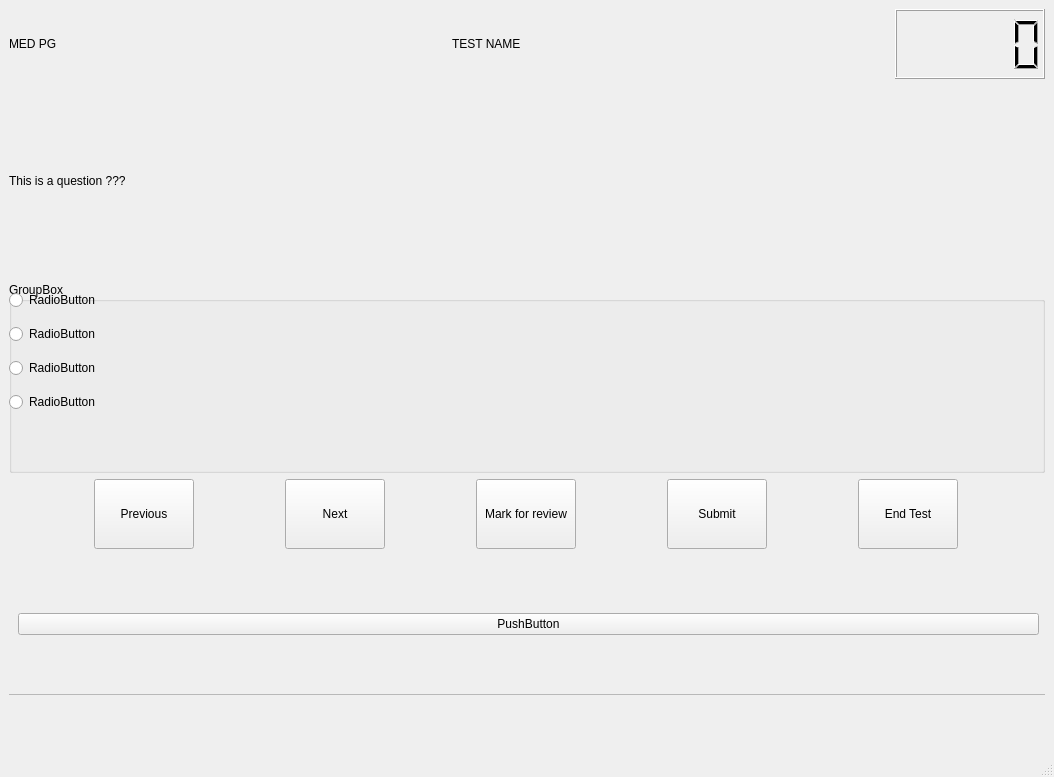
anilkunchalaece/pyQtGuiImproved, file orgLayout.ui: the form before one commit.
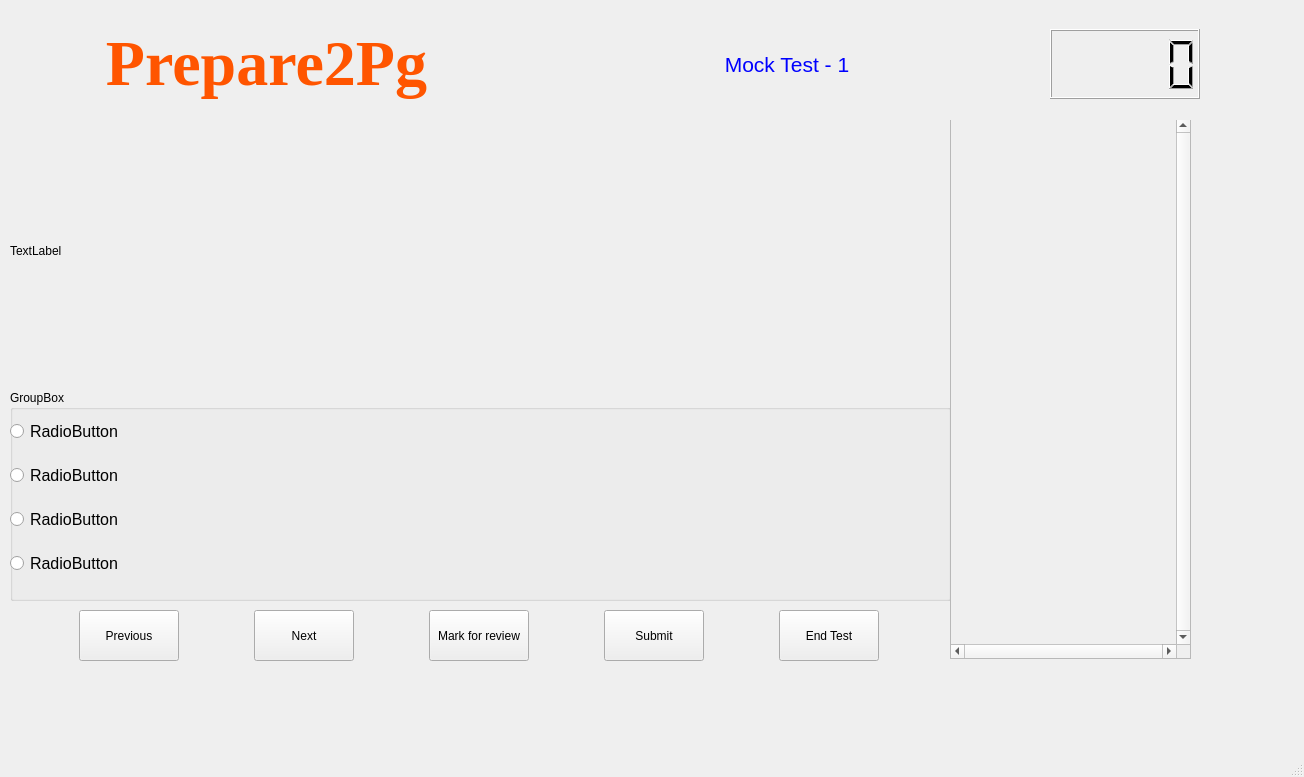
The form after the commit.

The edit to the form file:
```diff
--- a/orgLayout.ui
+++ b/orgLayout.ui
@@ -6,7 +6,7 @@
    <rect>
     <x>0</x>
     <y>0</y>
-    <width>1054</width>
+    <width>1304</width>
     <height>777</height>
    </rect>
   </property>
@@ -14,68 +14,41 @@
    <string>MainWindow</string>
   </property>
   <widget class="QWidget" name="centralwidget">
-   <layout class="QVBoxLayout" name="verticalLayout">
-    <item>
-     <layout class="QHBoxLayout" name="horizontalLayout">
-      <item>
-       <widget class="QLabel" name="medPg">
-        <property name="text">
-         <string>MED PG</string>
-        </property>
-       </widget>
-      </item>
-      <item>
-       <widget class="QLabel" name="testNameLabel">
-        <property name="text">
-         <string>TEST NAME</string>
-        </property>
-       </widget>
-      </item>
-      <item>
-       <widget class="QLCDNumber" name="lcdNumber">
-        <property name="maximumSize">
-         <size>
-          <width>150</width>
-          <height>70</height>
-         </size>
-        </property>
-       </widget>
-      </item>
-     </layout>
-    </item>
-    <item>
-     <layout class="QHBoxLayout" name="horizontalLayout_4">
-      <item>
-       <widget class="QLabel" name="QuestionLabel">
-        <property name="text">
-         <string>This is a question ???</string>
-        </property>
-        <property name="wordWrap">
-         <bool>true</bool>
-        </property>
-       </widget>
-      </item>
-     </layout>
-    </item>
-    <item>
+   <widget class="QWidget" name="">
+    <property name="geometry">
+     <rect>
+      <x>10</x>
+      <y>390</y>
+      <width>941</width>
+      <height>211</height>
+     </rect>
+    </property>
      <layout class="QVBoxLayout" name="verticalLayout_5">
       <item>
        <widget class="QGroupBox" name="groupBox">
         <property name="title">
          <string>GroupBox</string>
         </property>
-        <widget class="QWidget" name="">
+       <widget class="QWidget" name="layoutWidget">
          <property name="geometry">
           <rect>
            <x>0</x>
-           <y>0</y>
+          <y>10</y>
            <width>1021</width>
-           <height>141</height>
+          <height>191</height>
           </rect>
          </property>
          <layout class="QVBoxLayout" name="verticalLayout_3">
+         <property name="topMargin">
+          <number>6</number>
+         </property>
           <item>
            <widget class="QRadioButton" name="optARadioButton">
+           <property name="font">
+            <font>
+             <pointsize>12</pointsize>
+            </font>
+           </property>
             <property name="text">
              <string>RadioButton</string>
             </property>
@@ -83,6 +56,11 @@
           </item>
           <item>
            <widget class="QRadioButton" name="optBRadioButton">
+           <property name="font">
+            <font>
+             <pointsize>12</pointsize>
+            </font>
+           </property>
             <property name="text">
              <string>RadioButton</string>
             </property>
@@ -90,6 +68,11 @@
           </item>
           <item>
            <widget class="QRadioButton" name="optCRadioButton">
+           <property name="font">
+            <font>
+             <pointsize>12</pointsize>
+            </font>
+           </property>
             <property name="text">
              <string>RadioButton</string>
             </property>
@@ -97,6 +80,11 @@
           </item>
           <item>
            <widget class="QRadioButton" name="optDRadioButton">
+           <property name="font">
+            <font>
+             <pointsize>12</pointsize>
+            </font>
+           </property>
             <property name="text">
              <string>RadioButton</string>
             </property>
@@ -107,8 +95,35 @@
        </widget>
       </item>
      </layout>
-    </item>
+   </widget>
+   <widget class="QWidget" name="">
+    <property name="geometry">
+     <rect>
+      <x>10</x>
+      <y>120</y>
+      <width>941</width>
+      <height>261</height>
+     </rect>
+    </property>
+    <layout class="QHBoxLayout" name="horizontalLayout_4">
     <item>
+      <widget class="QLabel" name="QuestionLabel">
+       <property name="text">
+        <string>TextLabel</string>
+       </property>
+      </widget>
+     </item>
+    </layout>
+   </widget>
+   <widget class="QWidget" name="">
+    <property name="geometry">
+     <rect>
+      <x>10</x>
+      <y>610</y>
+      <width>941</width>
+      <height>51</height>
+     </rect>
+    </property>
      <layout class="QHBoxLayout" name="horizontalLayout_2">
       <item>
        <widget class="QPushButton" name="previousBtn">
@@ -176,20 +191,81 @@
        </widget>
       </item>
      </layout>
+   </widget>
+   <widget class="QWidget" name="">
+    <property name="geometry">
+     <rect>
+      <x>9</x>
+      <y>9</y>
+      <width>1191</width>
+      <height>111</height>
+     </rect>
+    </property>
+    <layout class="QHBoxLayout" name="horizontalLayout">
+     <item>
+      <widget class="QLabel" name="medPg">
+       <property name="font">
+        <font>
+         <family>Times New Roman</family>
+         <pointsize>48</pointsize>
+         <weight>75</weight>
+         <bold>true</bold>
+        </font>
+       </property>
+       <property name="text">
+        <string>&lt;html&gt;&lt;head/&gt;&lt;body&gt;&lt;p align=&quot;center&quot;&gt;&lt;span style=&quot; color:#ff5500;&quot;&gt;Prepare2Pg&lt;/span&gt;&lt;/p&gt;&lt;/body&gt;&lt;/html&gt;</string>
+       </property>
+      </widget>
     </item>
     <item>
+      <widget class="QLabel" name="testNameLabel">
+       <property name="text">
+        <string>&lt;html&gt;&lt;head/&gt;&lt;body&gt;&lt;p align=&quot;center&quot;&gt;&lt;span style=&quot; font-size:16pt; color:#0000ff;&quot;&gt;Mock Test - 1&lt;/span&gt;&lt;/p&gt;&lt;/body&gt;&lt;/html&gt;</string>
+       </property>
+      </widget>
+     </item>
+     <item>
+      <widget class="QLCDNumber" name="lcdNumber">
+       <property name="maximumSize">
+        <size>
+         <width>150</width>
+         <height>70</height>
+        </size>
+       </property>
+      </widget>
+     </item>
+    </layout>
+   </widget>
+   <widget class="QWidget" name="">
+    <property name="geometry">
+     <rect>
+      <x>950</x>
+      <y>120</y>
+      <width>261</width>
+      <height>541</height>
+     </rect>
+    </property>
      <layout class="QVBoxLayout" name="verticalLayout_2">
       <item>
        <widget class="QWidget" name="widget" native="true">
         <widget class="QScrollArea" name="scrollArea">
          <property name="geometry">
           <rect>
-           <x>-1</x>
-           <y>-1</y>
-           <width>1041</width>
-           <height>141</height>
-          </rect>
-         </property>
+          <x>0</x>
+          <y>-2</y>
+          <width>241</width>
+          <height>541</height>
+         </rect>
+        </property>
+        <property name="styleSheet">
+         <string notr="true"/>
+        </property>
+        <property name="verticalScrollBarPolicy">
+         <enum>Qt::ScrollBarAlwaysOn</enum>
+        </property>
+        <property name="horizontalScrollBarPolicy">
+         <enum>Qt::ScrollBarAlwaysOn</enum>
+        </property>
          <property name="widgetResizable">
           <bool>true</bool>
          </property>
@@ -198,26 +274,21 @@
            <rect>
             <x>0</x>
             <y>0</y>
-            <width>1039</width>
-            <height>139</height>
-           </rect>
-          </property>
-          <layout class="QGridLayout" name="gridLayout">
-           <item row="0" column="0">
-            <widget class="QPushButton" name="scrollBtn">
-             <property name="text">
-              <string>PushButton</string>
-             </property>
-            </widget>
-           </item>
-          </layout>
-         </widget>
-        </widget>
-       </widget>
-      </item>
-     </layout>
-    </item>
-   </layout>
+           <width>222</width>
+           <height>522</height>
+          </rect>
+         </property>
+         <layout class="QGridLayout" name="gridLayout"/>
+        </widget>
+       </widget>
+      </widget>
+     </item>
+    </layout>
+   </widget>
+   <zorder></zorder>
+   <zorder></zorder>
+   <zorder></zorder>
+   <zorder>endTestBtn</zorder>
   </widget>
   <widget class="QMenuBar" name="menubar">
    <property name="geometry">
```
Left out of the diff: 19 changed lines with no effect on the pictures. Lines whose indentation alone changed are shown as unchanged.
